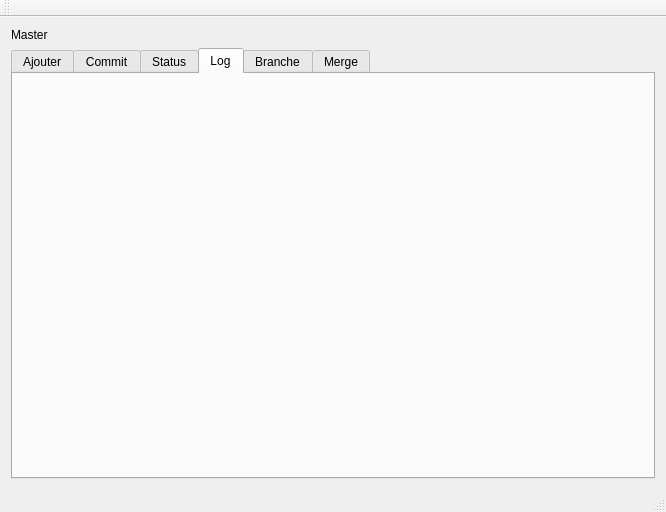
Before: the Qt Designer form main_window.ui in AntoninLoubiere/GitGui, drawn with Qt 5.
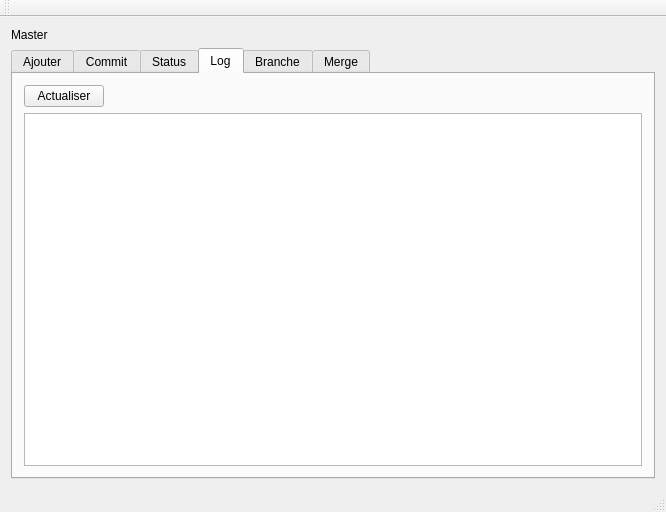
After: the same form once the commit is applied. The open tabs and pages were chosen to show the change.

Commit message: Implement log getter and add them into the ui

Diff of the .ui file:
```diff
--- a/main_window.ui
+++ b/main_window.ui
@@ -176,6 +176,39 @@
        <attribute name="title">
         <string>Log</string>
        </attribute>
+       <layout class="QVBoxLayout" name="verticalLayout_3">
+        <item>
+         <layout class="QHBoxLayout" name="horizontalLayout_2">
+          <item>
+           <widget class="QPushButton" name="updateLogButton">
+            <property name="text">
+             <string>Actualiser</string>
+            </property>
+           </widget>
+          </item>
+          <item>
+           <spacer name="horizontalSpacer_3">
+            <property name="orientation">
+             <enum>Qt::Horizontal</enum>
+            </property>
+            <property name="sizeHint" stdset="0">
+             <size>
+              <width>40</width>
+              <height>20</height>
+             </size>
+            </property>
+           </spacer>
+          </item>
+         </layout>
+        </item>
+        <item>
+         <widget class="QPlainTextEdit" name="logPlainTextEdit">
+          <property name="readOnly">
+           <bool>true</bool>
+          </property>
+         </widget>
+        </item>
+       </layout>
       </widget>
       <widget class="QWidget" name="branchTab">
        <attribute name="title">
```
Left out of the diff: 4 changed lines with no effect on the pictures. Lines whose indentation alone changed are shown as unchanged. The commit also changes 6 other files.
